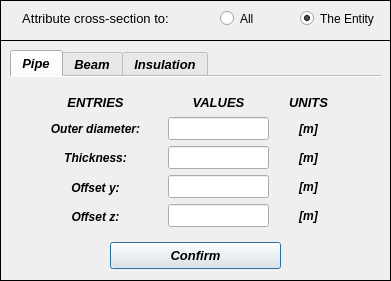
Qt form pulse/uix/user_input/ui/crossSectionInput.ui (open-pulse/OpenPulse) before a commit.
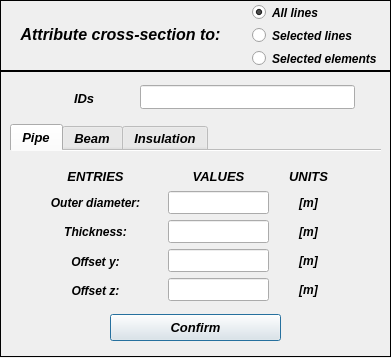
The same form after that commit. Icons and pictures are not drawn.

Patch:
```diff
--- a/pulse/uix/user_input/ui/crossSectionInput.ui
+++ b/pulse/uix/user_input/ui/crossSectionInput.ui
@@ -10,7 +10,7 @@
     <x>0</x>
     <y>0</y>
     <width>391</width>
-    <height>281</height>
+    <height>358</height>
    </rect>
   </property>
   <property name="sizePolicy">
@@ -28,7 +28,7 @@
   <property name="maximumSize">
    <size>
     <width>391</width>
-    <height>281</height>
+    <height>400</height>
    </size>
   </property>
   <property name="contextMenuPolicy">
@@ -50,9 +50,21 @@
      <x>0</x>
      <y>0</y>
      <width>391</width>
-     <height>281</height>
+     <height>361</height>
     </rect>
    </property>
+   <property name="minimumSize">
+    <size>
+     <width>391</width>
+     <height>361</height>
+    </size>
+   </property>
+   <property name="maximumSize">
+    <size>
+     <width>391</width>
+     <height>361</height>
+    </size>
+   </property>
    <property name="font">
     <font>
      <kerning>true</kerning>
@@ -64,7 +76,7 @@
       <x>0</x>
       <y>0</y>
       <width>391</width>
-      <height>41</height>
+      <height>72</height>
      </rect>
     </property>
     <property name="frameShape">
@@ -76,68 +88,26 @@
     <property name="lineWidth">
      <number>1</number>
     </property>
-    <widget class="QRadioButton" name="radioButton_entity">
-     <property name="geometry">
-      <rect>
-       <x>300</x>
-       <y>10</y>
-       <width>82</width>
-       <height>17</height>
-      </rect>
-     </property>
-     <property name="font">
-      <font>
-       <stylestrategy>PreferAntialias</stylestrategy>
-      </font>
-     </property>
-     <property name="focusPolicy">
-      <enum>Qt::ClickFocus</enum>
-     </property>
-     <property name="text">
-      <string>The Entity</string>
-     </property>
-     <property name="checked">
-      <bool>true</bool>
-     </property>
-    </widget>
-    <widget class="QRadioButton" name="radioButton_all">
-     <property name="geometry">
-      <rect>
-       <x>220</x>
-       <y>10</y>
-       <width>71</width>
-       <height>17</height>
-      </rect>
-     </property>
-     <property name="font">
-      <font>
-       <stylestrategy>PreferAntialias</stylestrategy>
-      </font>
-     </property>
-     <property name="focusPolicy">
-      <enum>Qt::ClickFocus</enum>
-     </property>
-     <property name="text">
-      <string>All</string>
-     </property>
-    </widget>
     <widget class="QLabel" name="label">
      <property name="geometry">
       <rect>
        <x>10</x>
-       <y>10</y>
-       <width>171</width>
-       <height>16</height>
+       <y>20</y>
+       <width>221</width>
+       <height>29</height>
       </rect>
      </property>
      <property name="font">
       <font>
-       <pointsize>10</pointsize>
-       <italic>false</italic>
+       <family>Arial</family>
+       <pointsize>12</pointsize>
+       <weight>75</weight>
+       <italic>true</italic>
+       <bold>true</bold>
       </font>
      </property>
      <property name="text">
-      <string>Attribute cross-section to:</string>
+      <string>&lt;html&gt;&lt;head/&gt;&lt;body&gt;&lt;p align=&quot;center&quot;&gt;Attribute cross-section to:&lt;/p&gt;&lt;/body&gt;&lt;/html&gt;</string>
      </property>
      <property name="textFormat">
       <enum>Qt::AutoText</enum>
@@ -146,14 +116,131 @@
       <set>Qt::AlignCenter</set>
      </property>
     </widget>
+    <widget class="QWidget" name="gridLayoutWidget">
+     <property name="geometry">
+      <rect>
+       <x>248</x>
+       <y>4</y>
+       <width>139</width>
+       <height>65</height>
+      </rect>
+     </property>
+     <layout class="QGridLayout" name="gridLayout">
+      <item row="0" column="0">
+       <widget class="QRadioButton" name="radioButton_all_lines">
+        <property name="minimumSize">
+         <size>
+          <width>130</width>
+          <height>17</height>
+         </size>
+        </property>
+        <property name="maximumSize">
+         <size>
+          <width>130</width>
+          <height>17</height>
+         </size>
+        </property>
+        <property name="font">
+         <font>
+          <family>Arial</family>
+          <pointsize>9</pointsize>
+          <weight>75</weight>
+          <italic>true</italic>
+          <bold>true</bold>
+          <stylestrategy>PreferAntialias</stylestrategy>
+         </font>
+        </property>
+        <property name="focusPolicy">
+         <enum>Qt::ClickFocus</enum>
+        </property>
+        <property name="text">
+         <string>All lines</string>
+        </property>
+        <property name="checked">
+         <bool>true</bool>
+        </property>
+       </widget>
+      </item>
+      <item row="1" column="0">
+       <widget class="QRadioButton" name="radioButton_selected_lines">
+        <property name="minimumSize">
+         <size>
+          <width>130</width>
+          <height>17</height>
+         </size>
+        </property>
+        <property name="maximumSize">
+         <size>
+          <width>130</width>
+          <height>17</height>
+         </size>
+        </property>
+        <property name="font">
+         <font>
+          <family>Arial</family>
+          <pointsize>9</pointsize>
+          <weight>75</weight>
+          <italic>true</italic>
+          <bold>true</bold>
+          <stylestrategy>PreferAntialias</stylestrategy>
+         </font>
+        </property>
+        <property name="focusPolicy">
+         <enum>Qt::ClickFocus</enum>
+        </property>
+        <property name="text">
+         <string>Selected lines</string>
+        </property>
+        <property name="checked">
+         <bool>false</bool>
+        </property>
+       </widget>
+      </item>
+      <item row="2" column="0">
+       <widget class="QRadioButton" name="radioButton_selected_elements">
+        <property name="minimumSize">
+         <size>
+          <width>130</width>
+          <height>17</height>
+         </size>
+        </property>
+        <property name="maximumSize">
+         <size>
+          <width>130</width>
+          <height>17</height>
+         </size>
+        </property>
+        <property name="font">
+         <font>
+          <family>Arial</family>
+          <pointsize>9</pointsize>
+          <weight>75</weight>
+          <italic>true</italic>
+          <bold>true</bold>
+          <stylestrategy>PreferAntialias</stylestrategy>
+         </font>
+        </property>
+        <property name="focusPolicy">
+         <enum>Qt::ClickFocus</enum>
+        </property>
+        <property name="text">
+         <string>Selected elements</string>
+        </property>
+        <property name="checked">
+         <bool>false</bool>
+        </property>
+       </widget>
+      </item>
+     </layout>
+    </widget>
    </widget>
    <widget class="QFrame" name="frame_2">
     <property name="geometry">
      <rect>
       <x>0</x>
-      <y>40</y>
+      <y>70</y>
       <width>391</width>
-      <height>241</height>
+      <height>287</height>
      </rect>
     </property>
     <property name="frameShape">
@@ -166,7 +253,7 @@
      <property name="geometry">
       <rect>
        <x>10</x>
-       <y>10</y>
+       <y>54</y>
        <width>371</width>
        <height>181</height>
       </rect>
@@ -1143,7 +1230,7 @@
      <property name="geometry">
       <rect>
        <x>110</x>
-       <y>202</y>
+       <y>244</y>
        <width>171</width>
        <height>27</height>
       </rect>
@@ -1161,6 +1248,186 @@
       <string>Confirm</string>
      </property>
     </widget>
+    <widget class="QLineEdit" name="lineEdit_selected_ID">
+     <property name="geometry">
+      <rect>
+       <x>140</x>
+       <y>15</y>
+       <width>215</width>
+       <height>24</height>
+      </rect>
+     </property>
+     <property name="font">
+      <font>
+       <family>Arial</family>
+       <pointsize>10</pointsize>
+       <weight>75</weight>
+       <italic>true</italic>
+       <bold>true</bold>
+      </font>
+     </property>
+     <property name="focusPolicy">
+      <enum>Qt::ClickFocus</enum>
+     </property>
+     <property name="alignment">
+      <set>Qt::AlignCenter</set>
+     </property>
+    </widget>
+    <widget class="QLineEdit" name="lineEdit_id_labels">
+     <property name="enabled">
+      <bool>false</bool>
+     </property>
+     <property name="geometry">
+      <rect>
+       <x>30</x>
+       <y>16</y>
+       <width>110</width>
+       <height>24</height>
+      </rect>
+     </property>
+     <property name="palette">
+      <palette>
+       <active>
+        <colorrole role="WindowText">
+         <brush brushstyle="SolidPattern">
+          <color alpha="255">
+           <red>0</red>
+           <green>0</green>
+           <blue>0</blue>
+          </color>
+         </brush>
+        </colorrole>
+        <colorrole role="Dark">
+         <brush brushstyle="SolidPattern">
+          <color alpha="255">
+           <red>0</red>
+           <green>0</green>
+           <blue>0</blue>
+          </color>
+         </brush>
+        </colorrole>
+        <colorrole role="Text">
+         <brush brushstyle="SolidPattern">
+          <color alpha="255">
+           <red>0</red>
+           <green>0</green>
+           <blue>0</blue>
+          </color>
+         </brush>
+        </colorrole>
+        <colorrole role="ButtonText">
+         <brush brushstyle="SolidPattern">
+          <color alpha="255">
+           <red>0</red>
+           <green>0</green>
+           <blue>0</blue>
+          </color>
+         </brush>
+        </colorrole>
+       </active>
+       <inactive>
+        <colorrole role="WindowText">
+         <brush brushstyle="SolidPattern">
+          <color alpha="255">
+           <red>0</red>
+           <green>0</green>
+           <blue>0</blue>
+          </color>
+         </brush>
+        </colorrole>
+        <colorrole role="Dark">
+         <brush brushstyle="SolidPattern">
+          <color alpha="255">
+           <red>0</red>
+           <green>0</green>
+           <blue>0</blue>
+          </color>
+         </brush>
+        </colorrole>
+        <colorrole role="Text">
+         <brush brushstyle="SolidPattern">
+          <color alpha="255">
+           <red>0</red>
+           <green>0</green>
+           <blue>0</blue>
+          </color>
+         </brush>
+        </colorrole>
+        <colorrole role="ButtonText">
+         <brush brushstyle="SolidPattern">
+          <color alpha="255">
+           <red>0</red>
+           <green>0</green>
+           <blue>0</blue>
+          </color>
+         </brush>
+        </colorrole>
+       </inactive>
+       <disabled>
+        <colorrole role="WindowText">
+         <brush brushstyle="SolidPattern">
+          <color alpha="255">
+           <red>0</red>
+           <green>0</green>
+           <blue>0</blue>
+          </color>
+         </brush>
+        </colorrole>
+        <colorrole role="Dark">
+         <brush brushstyle="SolidPattern">
+          <color alpha="255">
+           <red>0</red>
+           <green>0</green>
+           <blue>0</blue>
+          </color>
+         </brush>
+        </colorrole>
+        <colorrole role="Text">
+         <brush brushstyle="SolidPattern">
+          <color alpha="255">
+           <red>0</red>
+           <green>0</green>
+           <blue>0</blue>
+          </color>
+         </brush>
+        </colorrole>
+        <colorrole role="ButtonText">
+         <brush brushstyle="SolidPattern">
+          <color alpha="255">
+           <red>0</red>
+           <green>0</green>
+           <blue>0</blue>
+          </color>
+         </brush>
+        </colorrole>
+       </disabled>
+      </palette>
+     </property>
+     <property name="font">
+      <font>
+       <family>Arial</family>
+       <pointsize>10</pointsize>
+       <weight>75</weight>
+       <italic>true</italic>
+       <bold>true</bold>
+      </font>
+     </property>
+     <property name="focusPolicy">
+      <enum>Qt::ClickFocus</enum>
+     </property>
+     <property name="autoFillBackground">
+      <bool>false</bool>
+     </property>
+     <property name="text">
+      <string>IDs</string>
+     </property>
+     <property name="frame">
+      <bool>false</bool>
+     </property>
+     <property name="alignment">
+      <set>Qt::AlignCenter</set>
+     </property>
+    </widget>
    </widget>
   </widget>
  </widget>
```
